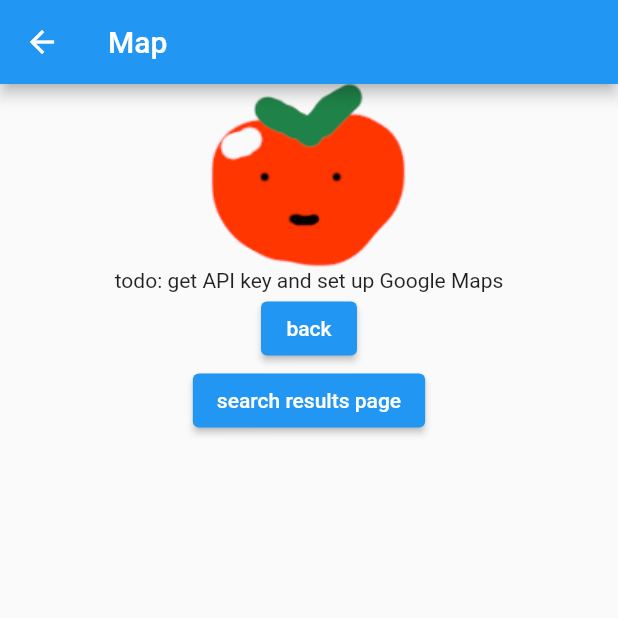
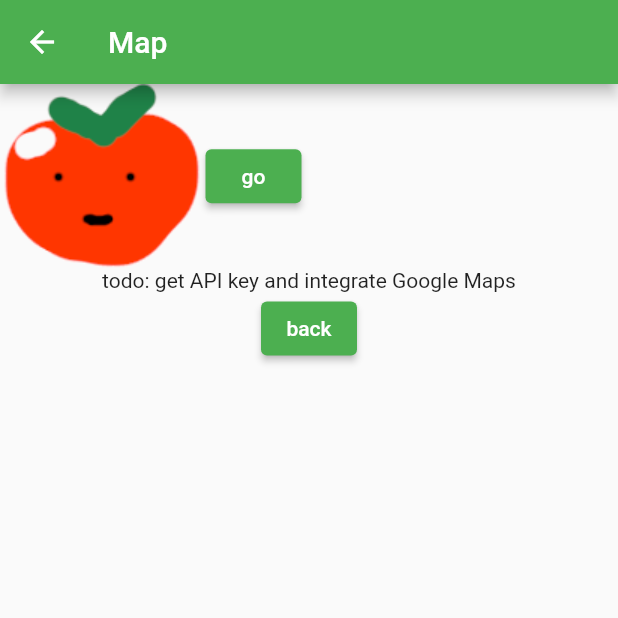
Before and after one commit to kayereeves/VegOut, a Flutter app: the screen it shows after launch, after a tap on "help me find a restaurant", on a phone screen of 412 x 824 dp, the top half of it. Run offline on Flutter 3.47's test engine with Material 2 defaults, Android fonts, the phone set to English and light mode, and no system bars; our stand-ins replace google_maps_flutter.

Commit message:
9/20 skeleton UI

```diff
--- a/lib/main.dart
+++ b/lib/main.dart
@@ -1,26 +1,39 @@
-// Copyright 2018 The Flutter team. All rights reserved.
-// Use of this source code is governed by a BSD-style license that can be
-// found in the LICENSE file.
-
 import 'dart:io';
 import 'package:flutter/material.dart';
 import 'package:google_maps_flutter/google_maps_flutter.dart';
 
 void main() {
-  runApp(const MaterialApp(
-    title: 'Navigation Basics',
-    home: VegOut(),
-  ));
+  runApp(VegApp());
 }
 
-class VegOut extends StatelessWidget {
-  const VegOut({Key? key}) : super(key: key);
+class VegApp extends StatelessWidget {
+  @override
+  Widget build(BuildContext context) {
+    return MaterialApp(
+      theme: ThemeData(
+        primaryColor: Colors.green,
+        elevatedButtonTheme: ElevatedButtonThemeData(
+            style: ButtonStyle(
+                backgroundColor: MaterialStateProperty.all(Colors.green)
+            )
+        ),
+      ),
+      home: Home(),
+    );
+  }
+}
+class Home extends StatefulWidget {
+  @override
+  _HomeState createState() => _HomeState();
+}
 
+class _HomeState extends State<Home> {
   @override
   Widget build(BuildContext context) {
     return Scaffold(
       appBar: AppBar(
         title: Text('VegOut Home'),
+        backgroundColor: Colors.green,
       ),
       body: Center(
         child: Column(
@@ -33,7 +46,7 @@ class VegOut extends StatelessWidget {
           onPressed: () {
             Navigator.push(
               context,
-              MaterialPageRoute(builder: (context) => SecondRoute()),
+              MaterialPageRoute(builder: (context) => Map()),
             );
           },
         ),
@@ -42,7 +55,7 @@ class VegOut extends StatelessWidget {
               onPressed: () {
                 Navigator.push(
                   context,
-                  MaterialPageRoute(builder: (context) => ThirdRoute()),
+                  MaterialPageRoute(builder: (context) => About()),
                 );
               },
             ),
@@ -53,23 +66,35 @@ class VegOut extends StatelessWidget {
   }
 }
 
-class SecondRoute extends StatelessWidget {
-  const SecondRoute({Key? key}) : super(key: key);
+class Map extends StatelessWidget {
+  const Map({Key? key}) : super(key: key);
 
   @override
   Widget build(BuildContext context) {
     return Scaffold(
       appBar: AppBar(
         title: Text("Map"),
+        backgroundColor: Colors.green,
       ),
       body: Center(
           child: Column(
               children: <Widget> [
-                Center(
-                  child: Image.asset('resources/placeholder_icon.png'),
+                Row(
+                  children: <Widget> [
+                    Image.asset('resources/placeholder_icon.png'),
+                    ElevatedButton(
+                      child: Text('go'),
+                      onPressed: () {
+                        Navigator.push(
+                          context,
+                          MaterialPageRoute(builder: (context) => Home()),
+                        );
+                      },
+                    ),
+                ]
                 ),
                 Center(
-                    child: Text("todo: get API key and set up Google Maps", textAlign: TextAlign.center,)
+                    child: Text("todo: get API key and integrate Google Maps", textAlign: TextAlign.center,)
                 ),
                 Center(
                   child: ElevatedButton(
@@ -77,18 +102,7 @@ class SecondRoute extends StatelessWidget {
                     onPressed: () {
                       Navigator.push(
                         context,
-                        MaterialPageRoute(builder: (context) => VegOut()),
-                      );
-                    },
-                  ),
-                ),
-                Center(
-                  child: ElevatedButton(
-                    child: Text('search results page'),
-                    onPressed: () {
-                      Navigator.push(
-                        context,
-                        MaterialPageRoute(builder: (context) => VegOut()),
+                        MaterialPageRoute(builder: (context) => Home()),
                       );
                     },
                   ),
@@ -100,8 +114,8 @@ class SecondRoute extends StatelessWidget {
   }
 }
 
-class ThirdRoute extends StatelessWidget {
-  const ThirdRoute({Key? key}) : super(key: key);
+class About extends StatelessWidget {
+  const About({Key? key}) : super(key: key);
   @override
   Widget build(BuildContext context) {
     return Scaffold(
@@ -124,7 +138,7 @@ class ThirdRoute extends StatelessWidget {
                   onPressed: () {
                     Navigator.push(
                       context,
-                      MaterialPageRoute(builder: (context) => VegOut()),
+                      MaterialPageRoute(builder: (context) => Home()),
                     );
                   },
                 ),
```
